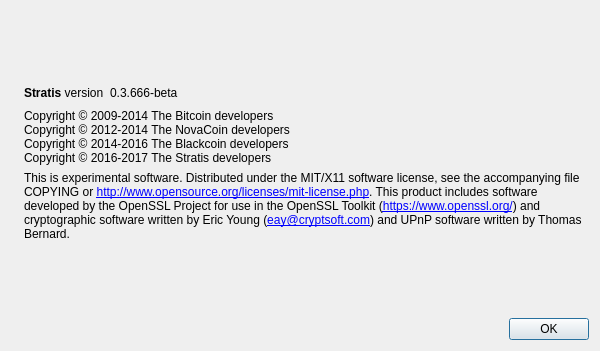
Old version of the form src/qt/forms/aboutdialog.ui in the repository chavezcoin-project/chavezcoinX.
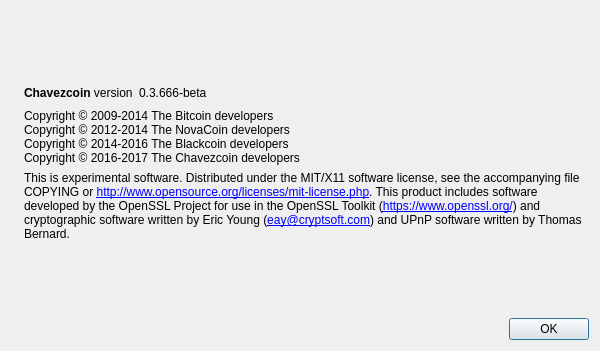
New version of the form. Icons and pictures are not drawn.

Commit message: changed names to chavezcoin

The edit to the form file:
```diff
--- a/src/qt/forms/aboutdialog.ui
+++ b/src/qt/forms/aboutdialog.ui
@@ -56,7 +56,7 @@
           <cursorShape>IBeamCursor</cursorShape>
          </property>
          <property name="text">
-          <string>&lt;b&gt;Stratis&lt;/b&gt; version</string>
+          <string>&lt;b&gt;Chavezcoin&lt;/b&gt; version</string>
          </property>
          <property name="textInteractionFlags">
           <set>Qt::LinksAccessibleByMouse|Qt::TextSelectableByKeyboard|Qt::TextSelectableByMouse</set>
@@ -100,7 +100,7 @@
         <string>Copyright © 2009-2014 The Bitcoin developers
 Copyright © 2012-2014 The NovaCoin developers
 Copyright © 2014-2016 The Blackcoin developers
-Copyright © 2016-2017 The Stratis developers</string>
+Copyright © 2016-2017 The Chavezcoin developers</string>
        </property>
        <property name="textInteractionFlags">
         <set>Qt::LinksAccessibleByMouse|Qt::TextSelectableByKeyboard|Qt::TextSelectableByMouse</set>
```
Left out of the diff: 2 changed lines with no effect on the pictures. The commit also changes 154 other files.
